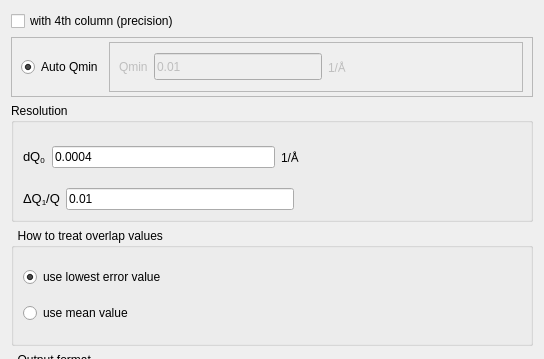
Above: designer/output_reduced_data_dialog.ui from neutrons/RefRed before the change; both pictures show x 0 to 544 and y 0 to 359 of the 544 by 541 pixel window. Below: the same form after it.
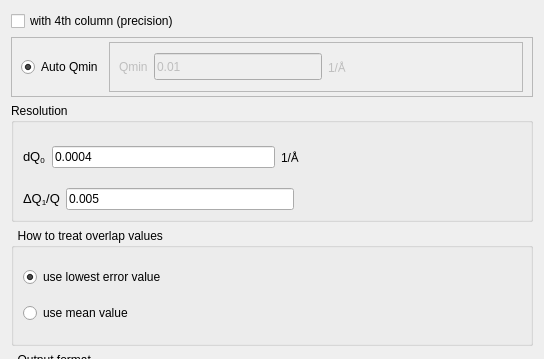
That is the form after the change.

```diff
--- a/designer/output_reduced_data_dialog.ui
+++ b/designer/output_reduced_data_dialog.ui
@@ -191,7 +191,7 @@
           <item>
            <widget class="QLineEdit" name="dQoverQvalue">
             <property name="text">
-             <string>0.01</string>
+             <string>0.005</string>
             </property>
            </widget>
           </item>
```
